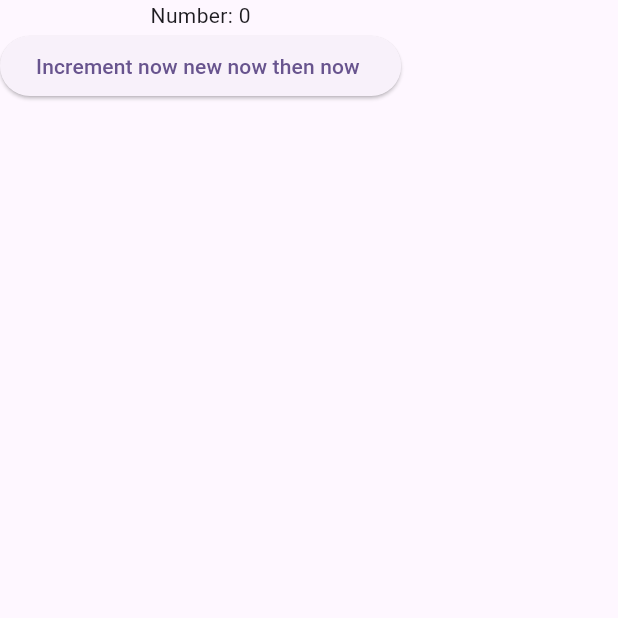
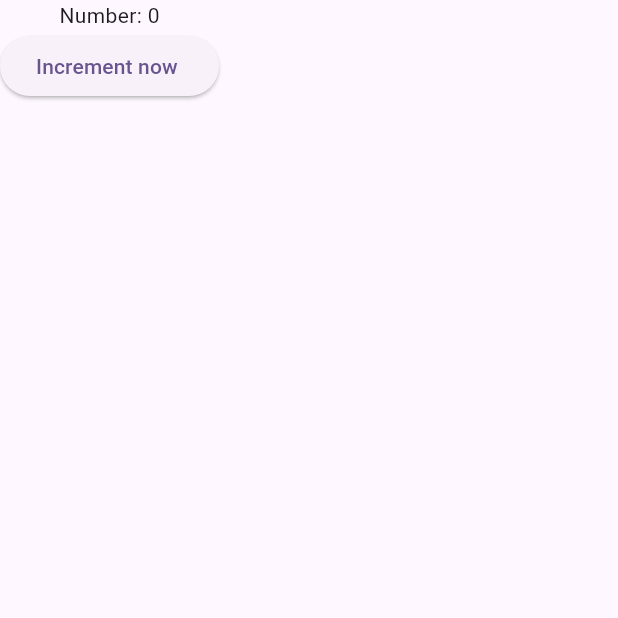
Before and after one commit to masud51435/GoogleMap, a Flutter app: the NewClass screen opened directly, on a phone screen of 412 x 824 dp, the top half of it. Run offline on Flutter 3.47's test engine with Material 3 defaults, Android fonts, the phone set to English and light mode, and no system bars; our stand-ins replace firebase_core, get, google_maps_flutter; accounts and stored records are empty; generated files the repository leaves out were written again.

Commit message:
increment

```diff
--- a/lib/app_user_pages/new_class.dart
+++ b/lib/app_user_pages/new_class.dart
@@ -24,7 +24,7 @@ class _NewClassState extends State<NewClass> {
           Text('Number: $number'),
           ElevatedButton(
             onPressed: _incrementCounter,
-            child: const Text('Increment now new now then now '),
+            child: const Text('Increment now '),
           ),
         ],
       ),
```
